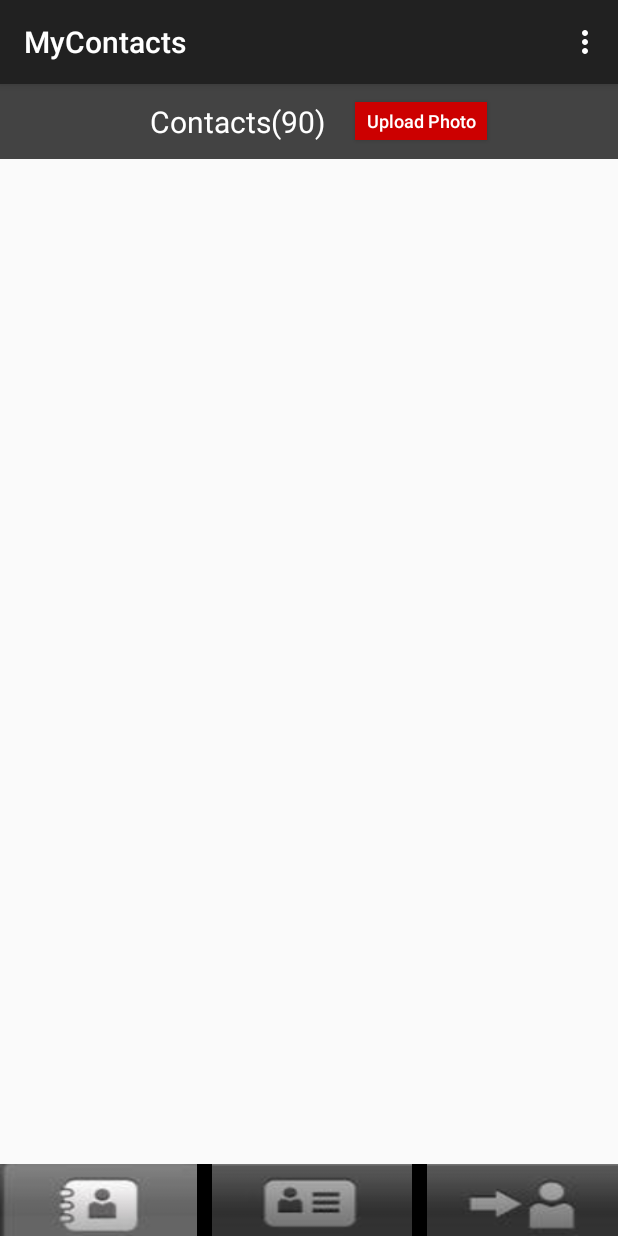
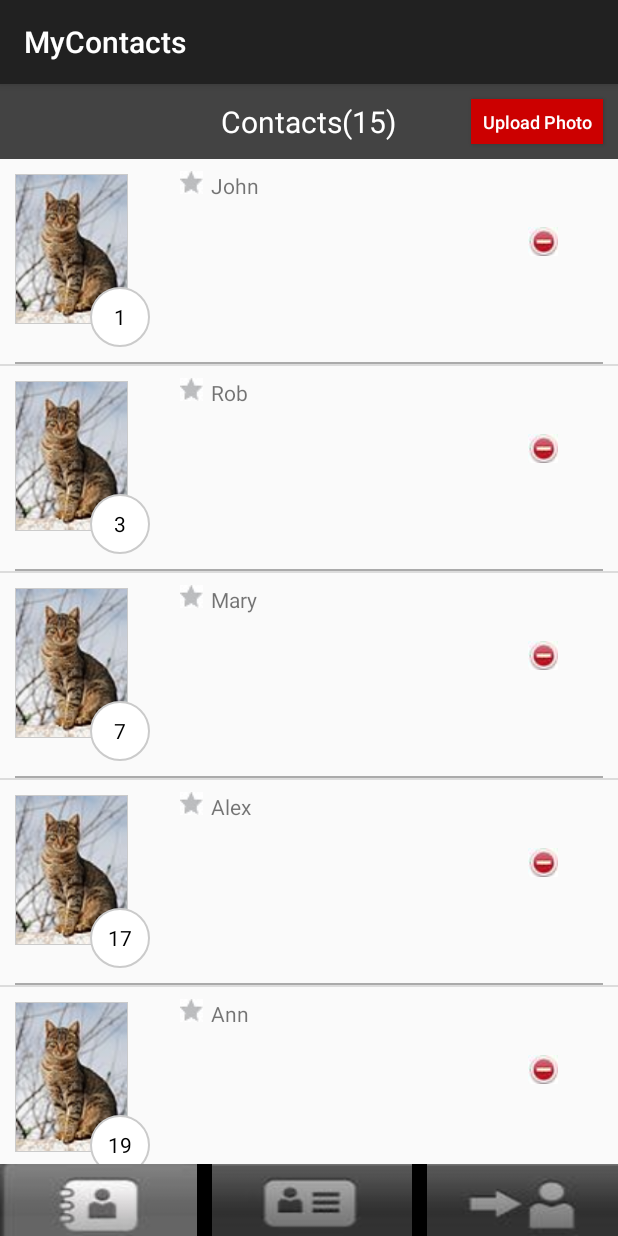
Before and after one commit to Daemio/MyContacts, an Android app: the screen it shows after launch (MainActivity), on a phone screen of 412 x 824 dp. Run offline under Robolectric (Android 15) with nearby library versions, the phone set to English and light mode, and no system bars.

Commit message:
Ништяк

```diff
--- a/app/build.gradle
+++ b/app/build.gradle
@@ -2,7 +2,7 @@ apply plugin: 'com.android.application'
 
 android {
     compileSdkVersion 23
-    buildToolsVersion "23.0.1"
+    buildToolsVersion "23.0.0"
 
     defaultConfig {
         applicationId "com.example.damian.mycontacts"
--- a/app/src/main/java/com/example/damian/mycontacts/MainActivity.java
+++ b/app/src/main/java/com/example/damian/mycontacts/MainActivity.java
@@ -1,37 +1,66 @@
 package com.example.damian.mycontacts;
 
+import android.os.Bundle;
 import android.support.v7.app.AppCompatActivity;
-import android.os.Bundle;
-import android.view.Menu;
-import android.view.MenuItem;
+import android.widget.ListView;
+import android.widget.TextView;
+
+import com.example.damian.mycontacts.adapter.MySimpleAdapter;
+
+import java.util.ArrayList;
+import java.util.HashMap;
+import java.util.Map;
 
 public class MainActivity extends AppCompatActivity {
+    final String ATTRIBUTE_NUMBER = "name";
+    final String ATTRIBUTE_NAME = "description";
+    final String ATTRIBUTE_FAVORITE = "favorite";
+    final String ATTRIBUTE_IMAGE = "image";
+
+    ListView lvMain;
+    TextView tvNnumberOfContacts;
 
     @Override
     protected void onCreate(Bundle savedInstanceState) {
         super.onCreate(savedInstanceState);
         setContentView(R.layout.activity_main);
-    }
+        lvMain = (ListView) findViewById(R.id.listView);
+        tvNnumberOfContacts = (TextView) findViewById(R.id.tvContactNumber);
 
-    @Override
-    public boolean onCreateOptionsMenu(Menu menu) {
-        // Inflate the menu; this adds items to the action bar if it is present.
-        getMenuInflater().inflate(R.menu.menu_main, menu);
-        return true;
-    }
-
-    @Override
-    public boolean onOptionsItemSelected(MenuItem item) {
-        // Handle action bar item clicks here. The action bar will
-        // automatically handle clicks on the Home/Up button, so long
-        // as you specify a parent activity in AndroidManifest.xml.
-        int id = item.getItemId();
-
-        //noinspection SimplifiableIfStatement
-        if (id == R.id.action_settings) {
-            return true;
+        // массив данных
+        int[] numbers = { 1, 3, 7, 17, 19, 36, 56, 57,58,59,78,80,78,80,78,80,78,80,78,80,78,80 };
+        String[] names = {"John", "Rob", "Mary", "Alex", "Ann", "Andrew", "Alex", "Ann", "Andrew", "Alex", "Ann", "Andrew", "Alex", "Ann", "Andrew"};
+        int[] images = new int[names.length];
+        for(int i=0;i<names.length;i++){
+            images[i] = R.drawable.simple;
         }
 
-        return super.onOptionsItemSelected(item);
+
+
+        // упаковываем данные в понятную для адаптера структуру
+        ArrayList<Map<String, Object>> data = new ArrayList<Map<String, Object>>(
+                names.length);
+        Map<String, Object> m;
+
+        for (int i = 0; i < names.length; i++) {
+            m = new HashMap<String, Object>();
+            m.put(ATTRIBUTE_NUMBER, numbers[i]);
+            m.put(ATTRIBUTE_NAME, names[i]);
+            m.put(ATTRIBUTE_IMAGE, images[i]);
+            data.add(m);
+        }
+        // массив имен атрибутов, из которых будут читаться данные
+        String[] from = { ATTRIBUTE_NUMBER, ATTRIBUTE_NAME,
+                ATTRIBUTE_IMAGE};
+        // массив ID View-компонентов, в которые будут вставлять данные
+        int[] to = { R.id.tvNumber, R.id.tvName, R.id.imageView};
+
+        // создаем адаптер
+        MySimpleAdapter sAdapter = new MySimpleAdapter(this, data,
+                R.layout.item, from, to);
+
+        // определяем список и присваиваем ему адаптер
+        lvMain.setAdapter(sAdapter);
+        tvNnumberOfContacts.setText("Contacts("+sAdapter.getCount()+")");
     }
 }
--- /dev/null
+++ b/app/src/main/java/com/example/damian/mycontacts/adapter/MySimpleAdapter.java
@@ -0,0 +1,31 @@
+package com.example.damian.mycontacts.adapter;
+
+import android.content.Context;
+import android.widget.ImageView;
+import android.widget.SimpleAdapter;
+import android.widget.TextView;
+
+import java.util.List;
+import java.util.Map;
+
+public class MySimpleAdapter extends SimpleAdapter {
+
+    public MySimpleAdapter(Context context,
+                           List<? extends Map<String, ?>> data, int resource,
+                           String[] from, int[] to) {
+        super(context, data, resource, from, to);
+    }
+
+    @Override
+    public void setViewText(TextView v, String text) {
+        // метод супер-класса, который вставляет текст
+        super.setViewText(v, text);
+        // если нужный нам TextView, то разрисовываем
+    }
+
+    @Override
+    public void setViewImage(ImageView v, int value) {
+        // метод супер-класса
+        super.setViewImage(v, value);
+    }
+}
--- /dev/null
+++ b/app/src/main/res/drawable/del_btn.xml
@@ -0,0 +1,6 @@
+<?xml version="1.0" encoding="utf-8"?>
+<selector xmlns:android="http://schemas.android.com/apk/res/android">
+    <item android:drawable="@drawable/del_btn_pressed" android:state_pressed="true">
+    </item>
+    <item android:drawable="@drawable/del_btn_default"></item>
+</selector>
--- a/app/src/main/res/layout/activity_main.xml
+++ b/app/src/main/res/layout/activity_main.xml
@@ -18,25 +18,25 @@
             android:id="@+id/tvContactNumber"
             android:layout_width="wrap_content"
             android:layout_height="wrap_content"
-            android:layout_centerVertical="true"
             android:gravity="center_vertical"
             android:text="Contacts(90)"
-            android:layout_marginLeft="100dp"
             android:textColor="@android:color/white"
-            android:textSize="20dp" />
+            android:textSize="20dp"
+            android:layout_centerVertical="true"
+            android:layout_centerHorizontal="true" />
 
         <Button
             android:id="@+id/btnUploadPhoto"
             android:layout_width="wrap_content"
-            android:layout_height="25dp"
+            android:layout_height="wrap_content"
             android:textSize="12dp"
-            android:layout_toRightOf="@id/tvContactNumber"
             android:background="@drawable/btn_upload_photo"
             android:text="Upload Photo"
             android:textAllCaps="false"
-            android:layout_marginLeft="20dp"
-            android:layout_centerVertical="true"
-            android:textColor="@android:color/white" />
+            android:layout_margin="10dp"
+            android:textColor="@android:color/white"
+            android:layout_alignParentRight="true"
+             />
     </RelativeLayout>
 
     <LinearLayout
--- a/app/src/main/res/layout/item.xml
+++ b/app/src/main/res/layout/item.xml
@@ -1,67 +1,81 @@
 <?xml version="1.0" encoding="utf-8"?>
-<RelativeLayout xmlns:android="http://schemas.android.com/apk/res/android"
-    android:layout_width="match_parent" android:layout_height="match_parent">
+<LinearLayout xmlns:android="http://schemas.android.com/apk/res/android"
+    android:layout_width="match_parent"
+    android:layout_height="match_parent"
+    android:orientation="vertical">
+
+    <RelativeLayout
+        android:layout_width="match_parent"
+        android:layout_height="wrap_content">
 
         <FrameLayout
+            android:id="@+id/frameLayout"
             android:layout_width="90dp"
             android:layout_height="115dp"
-        android:id="@+id/frameLayout">
+            android:layout_margin="10dp">
+
             <ImageView
+                android:id="@+id/imageView"
                 android:layout_width="75dp"
                 android:layout_height="100dp"
-            android:id="@+id/imageView"
-            android:src="@drawable/simple"
-            android:layout_alignParentTop="true"
-            android:layout_alignParentLeft="true"
-            android:layout_alignParentStart="true"
                 android:layout_marginTop="0dp"
-            android:background="@drawable/img_border"/>
+                android:background="@drawable/img_border"
+                android:src="@drawable/simple" />
+
             <TextView
                 android:id="@+id/tvNumber"
                 android:layout_width="40dp"
                 android:layout_height="40dp"
                 android:layout_marginLeft="50dp"
                 android:layout_marginTop="75dp"
+                android:background="@drawable/rounded_tv"
                 android:enabled="false"
+                android:gravity="fill_vertical|center_horizontal"
                 android:text="100"
-            android:textColor="@android:color/black"
-            android:gravity="fill_vertical|center_horizontal"
-            android:background="@drawable/rounded_tv"/>
+                android:textColor="@android:color/black" />
         </FrameLayout>
 
 
         <CheckBox
+            android:id="@+id/checkBoxFavorite"
             android:layout_width="15dp"
             android:layout_height="15dp"
-        android:id="@+id/checkBoxFavorite"
             android:layout_alignTop="@+id/tvName"
-        android:layout_toRightOf="@+id/frameLayout"
-        android:layout_toEndOf="@id/frameLayout"
             android:layout_marginLeft="10dp"
             android:layout_marginTop="0dp"
+            android:layout_toEndOf="@id/frameLayout"
+            android:layout_toRightOf="@+id/frameLayout"
             android:button="@drawable/cb_selector" />
 
         <TextView
+            android:id="@+id/tvName"
             android:layout_width="wrap_content"
             android:layout_height="wrap_content"
-        android:text="Someone"
-        android:id="@+id/tvName"
             android:layout_alignParentTop="true"
+            android:layout_marginLeft="5dp"
+            android:layout_marginTop="8dp"
+            android:layout_toEndOf="@+id/checkBoxFavorite"
             android:layout_toRightOf="@+id/checkBoxFavorite"
-        android:layout_toEndOf="@+id/checkBoxFavorite"
-        android:layout_marginLeft="5dp"
-        android:layout_marginTop="8dp"/>
+            android:text="Someone" />
 
 
         <ImageButton
+            android:id="@+id/btnDelete"
             android:layout_width="wrap_content"
             android:layout_height="wrap_content"
-        android:id="@+id/btnDelete"
+            android:layout_alignParentEnd="true"
+            android:layout_alignParentRight="true"
+            android:layout_marginEnd="40dp"
             android:layout_marginRight="40dp"
-        android:layout_marginEnd="40dp"
             android:layout_marginTop="45dp"
-        android:background="@drawable/del_btn"
-        android:layout_alignParentRight="true"
-        android:layout_alignParentEnd="true" />
+            android:background="@drawable/del_btn" />
+    </RelativeLayout>
 
-</RelativeLayout>
+    <View
+        android:layout_width="match_parent"
+        android:layout_height="1dp"
+        android:layout_marginLeft="10dp"
+        android:layout_marginRight="10dp"
+        android:background="@android:color/darker_gray" />
+
+</LinearLayout>
```
Also changed, not shown: app/src/main/java/com/example/damian/mycontacts/model/UserData.java (added, +7 -0 lines), app/src/main/res/drawable/btn_tab_btn.xml (added, +9 -0 lines), app/src/main/res/drawable/btn_tab_btn_default.xml (added, +8 -0 lines), app/src/main/res/drawable/btn_tab_btn_pressed.xml (added, +8 -0 lines), app/src/main/res/layout-land/activity_add_contact.xml (added, +10 -0 lines), app/src/main/res/layout-land/body_land.xml (added, +61 -0 lines), app/src/main/res/layout/activity_add_contact.xml (added, +9 -0 lines), app/src/main/res/layout/body.xml (added, +62 -0 lines), app/src/main/res/layout/header.xml (added, +32 -0 lines), app/src/main/res/drawable/del_btn_default.jpg (renamed from app/src/main/res/drawable/del_btn.jpg), app/src/main/res/drawable/del_btn_pressed.jpg (added). Lines whose indentation alone changed are shown as unchanged.
